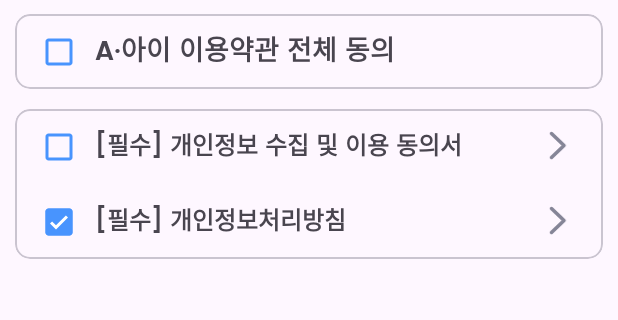
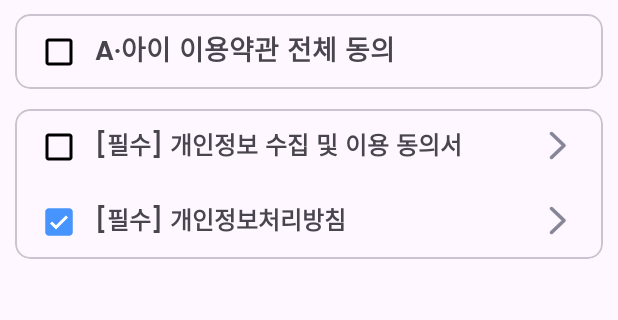
Before and after one commit to JangWoojun/A.i, an Android app: the AgreementActivity screen opened directly, with no data from a screen before it, after a tap on an icon or button, on a phone screen of 412 x 824 dp, the part 158-478 px from its top. Run offline under Robolectric (Android 15) with nearby library versions, the phone set to English and light mode, and no system bars; 1 other tap on this screen came first.

Commit message:
feat: checkBox 체크 색 체크 여부에 따라 변경
체크 되었을 때와 체크 안 되었을 때 색상을 다르게 구현

```diff
--- a/app/src/main/java/com/woojun/ai/AgreementActivity.kt
+++ b/app/src/main/java/com/woojun/ai/AgreementActivity.kt
@@ -19,9 +19,29 @@ class AgreementActivity : AppCompatActivity() {
 
         binding.apply {
 
-            allCheckBox.buttonTintList = ColorStateList.valueOf(Color.parseColor("#4894fe"))
-            consentCheckBox1.buttonTintList = ColorStateList.valueOf(Color.parseColor("#4894fe"))
-            consentCheckBox2.buttonTintList = ColorStateList.valueOf(Color.parseColor("#4894fe"))
+            allCheckBox.setOnCheckedChangeListener { _, isChecked ->
+                if (isChecked) {
+                    allCheckBox.buttonTintList = ColorStateList.valueOf(Color.parseColor("#4894fe"))
+                } else {
+                    allCheckBox.buttonTintList = ColorStateList.valueOf(Color.parseColor("#000000"))
+                }
+            }
+
+            consentCheckBox1.setOnCheckedChangeListener { _, isChecked ->
+                if (isChecked) {
+                    consentCheckBox1.buttonTintList = ColorStateList.valueOf(Color.parseColor("#4894fe"))
+                } else {
+                    consentCheckBox1.buttonTintList = ColorStateList.valueOf(Color.parseColor("#000000"))
+                }
+            }
+
+            consentCheckBox2.setOnCheckedChangeListener { _, isChecked ->
+                if (isChecked) {
+                    consentCheckBox2.buttonTintList = ColorStateList.valueOf(Color.parseColor("#4894fe"))
+                } else {
+                    consentCheckBox2.buttonTintList = ColorStateList.valueOf(Color.parseColor("#000000"))
+                }
+            }
 
             startButton.setOnClickListener {
                 if (allCheckBox.isChecked) {
```
